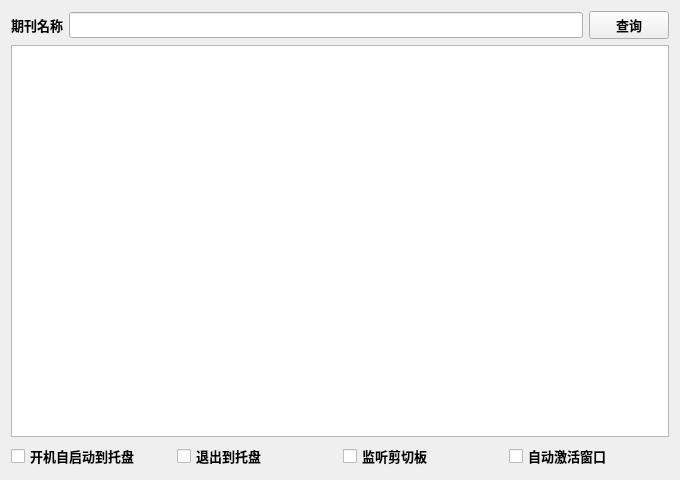
This is showjcr.ui in hitfyd/ShowJCR as Qt 5 draws it before an edit. The edited form follows.
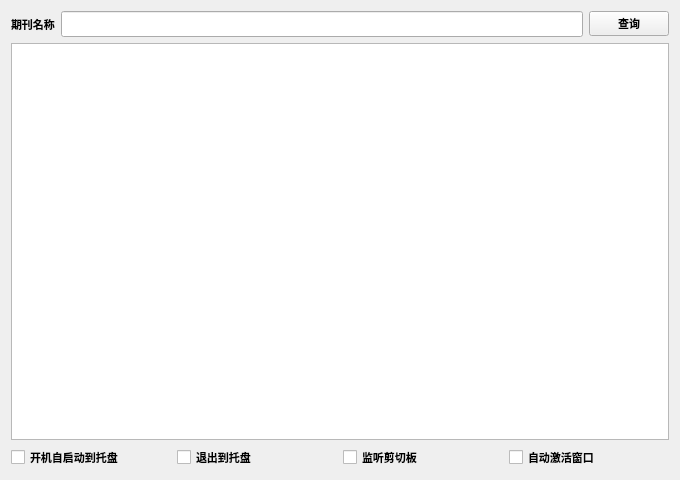
This is the edited form.

The edit to the form file:
```diff
--- a/showjcr.ui
+++ b/showjcr.ui
@@ -13,7 +13,7 @@
   <property name="font">
    <font>
     <family>微软雅黑</family>
-    <pointsize>10</pointsize>
+    <pointsize>8</pointsize>
     <weight>75</weight>
     <bold>true</bold>
    </font>
@@ -57,6 +57,14 @@
      </item>
      <item>
       <widget class="QTableView" name="tableView_journalInformation">
+       <property name="font">
+        <font>
+         <family>微软雅黑</family>
+         <pointsize>8</pointsize>
+         <weight>75</weight>
+         <bold>true</bold>
+        </font>
+       </property>
        <property name="editTriggers">
         <set>QAbstractItemView::NoEditTriggers</set>
        </property>
```
